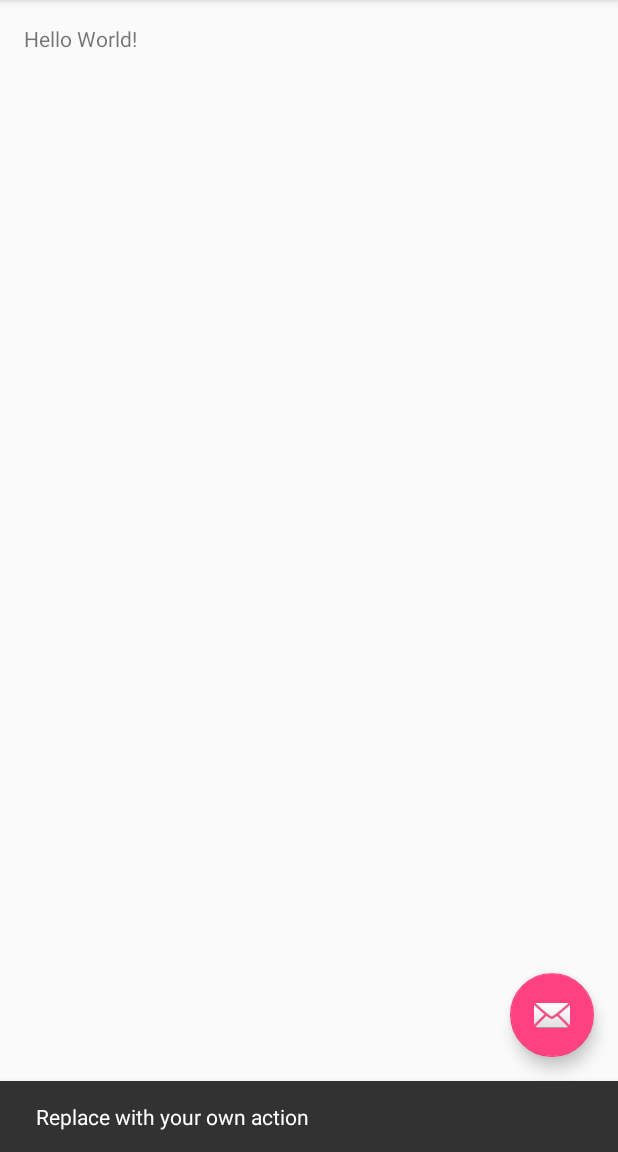
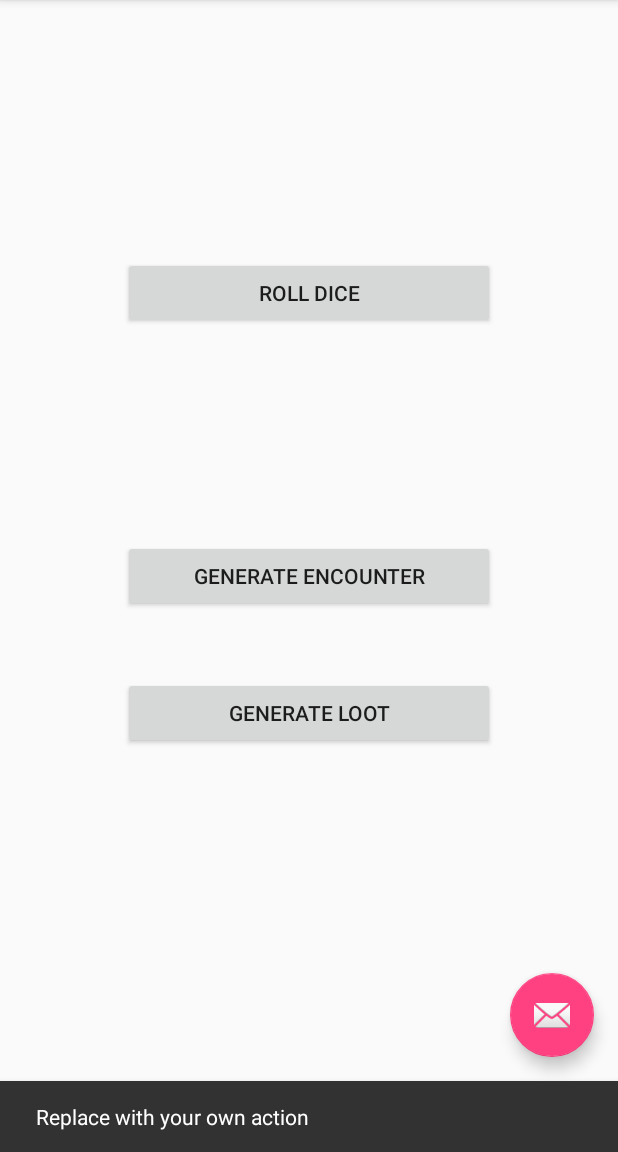
Before and after one commit to mgarro385/SlamDND, an Android app: the screen it shows after launch (MainActivity), after a tap on an icon or button, on a phone screen of 412 x 824 dp, the part 84-1236 px from its top. Run offline under Robolectric (Android 15) with nearby library versions, the light colour scheme and no system bars.

Commit message:
Commit with buttons on Main Activity

```diff
--- a/app/src/main/res/layout/content_main.xml
+++ b/app/src/main/res/layout/content_main.xml
@@ -9,6 +9,43 @@
     app:layout_behavior="@string/appbar_scrolling_view_behavior"
     tools:showIn="@layout/activity_main" tools:context=".MainActivity">
 
-    <TextView android:text="Hello World!" android:layout_width="wrap_content"
-        android:layout_height="wrap_content" />
+    <Button
+        android:layout_width="wrap_content"
+        android:layout_height="wrap_content"
+        android:text="Roll Dice"
+        android:id="@+id/rollBtn"
+        android:layout_marginTop="155dp"
+        android:layout_alignParentTop="true"
+        android:layout_alignParentLeft="true"
+        android:layout_alignParentStart="true"
+        android:layout_marginLeft="66dp"
+        android:layout_marginStart="66dp"
+        android:layout_marginRight="66dp"
+        android:layout_marginEnd="66dp"
+        android:layout_alignParentRight="true"
+        android:layout_alignParentEnd="true" />
+
+    <Button
+        android:layout_width="wrap_content"
+        android:layout_height="wrap_content"
+        android:text="Generate Encounter"
+        android:id="@+id/encounterBtn"
+        android:layout_centerVertical="true"
+        android:layout_alignLeft="@+id/rollBtn"
+        android:layout_alignStart="@+id/rollBtn"
+        android:layout_alignRight="@+id/rollBtn"
+        android:layout_alignEnd="@+id/rollBtn" />
+
+    <Button
+        android:layout_width="wrap_content"
+        android:layout_height="wrap_content"
+        android:text="Generate Loot"
+        android:id="@+id/lootBtn"
+        android:layout_marginTop="43dp"
+        android:layout_below="@+id/encounterBtn"
+        android:layout_alignLeft="@+id/encounterBtn"
+        android:layout_alignStart="@+id/encounterBtn"
+        android:layout_alignRight="@+id/encounterBtn"
+        android:layout_alignEnd="@+id/encounterBtn" />
+
 </RelativeLayout>
```
Also changed, not shown: 1 other file.
